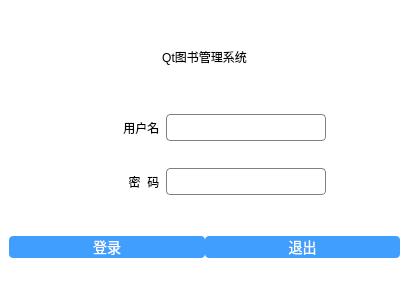
The window that bookmgr/login.ui (jiumo99/qt-demo-project) describes before a commit, drawn with Qt 5.
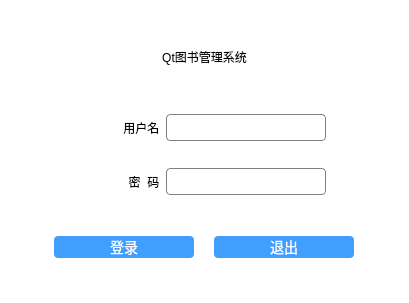
The same window after the commit.

Commit message: 完成主界面+登录界面UI设计，实现登录/退出按钮功能.

What changed in the file:
```diff
--- a/bookmgr/login.ui
+++ b/bookmgr/login.ui
@@ -167,8 +167,17 @@
             </property>
             <item row="0" column="0">
              <layout class="QHBoxLayout" name="horizontalLayout">
+              <property name="spacing">
+               <number>20</number>
+              </property>
               <item>
                <widget class="QPushButton" name="btnLogin">
+                <property name="maximumSize">
+                 <size>
+                  <width>140</width>
+                  <height>16777215</height>
+                 </size>
+                </property>
                 <property name="text">
                  <string>登录</string>
                 </property>
@@ -176,6 +185,12 @@
               </item>
               <item>
                <widget class="QPushButton" name="btnexit">
+                <property name="maximumSize">
+                 <size>
+                  <width>140</width>
+                  <height>16777215</height>
+                 </size>
+                </property>
                 <property name="text">
                  <string>退出</string>
                 </property>
```
The commit also changes 5 other files.
